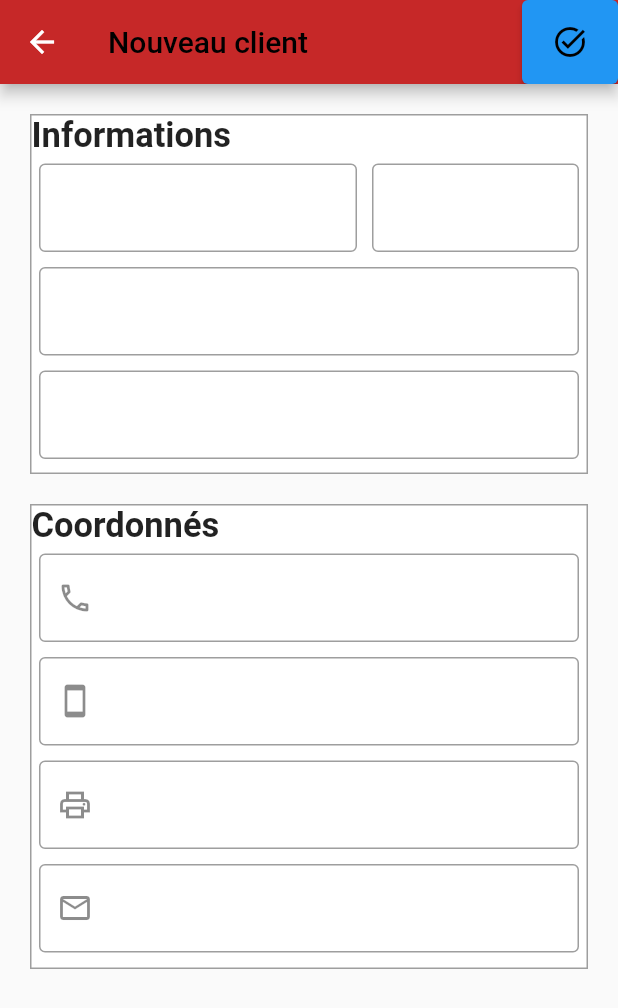
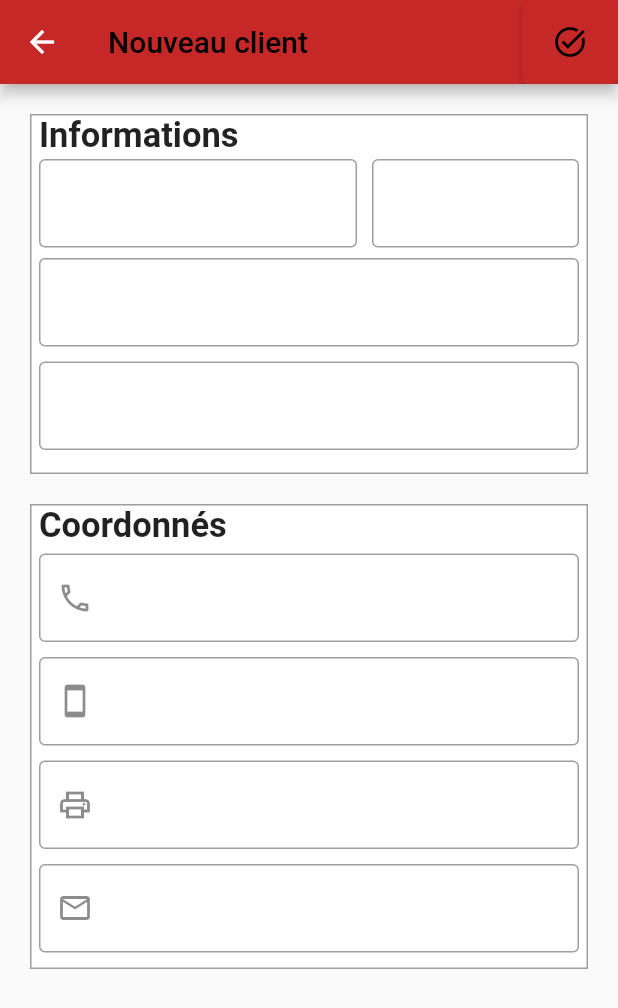
Before and after one commit to Amaukill/gestionnaire_de_client, a Flutter app: the FormClient screen opened by its route, on a phone screen of 412 x 824 dp. Shown: the top 1008 px of the screen. Run offline on Flutter 3.47's test engine with Material 2 defaults, Android fonts, the phone set to English and light mode, and no system bars; our stand-ins replace get.

Commit message:
Update formulaire.dart

```diff
--- a/lib/contact/details/formulaire.dart
+++ b/lib/contact/details/formulaire.dart
@@ -26,6 +26,9 @@ class FormClient extends StatelessWidget {
         backgroundColor: Colors.red.shade800,
         actions: <Widget>[
           ElevatedButton(
+            style: ElevatedButton.styleFrom(
+              primary: Colors.red.shade800,
+            ),
             child: const Icon(
               Icons.task_alt_outlined,
               color: Colors.black,
@@ -43,7 +46,8 @@ class FormClient extends StatelessWidget {
           ),
         ],
       ),
-      body: Form(
+      body: SingleChildScrollView(
+        child: Form(
           key: _formKey,
           child: Column(
             children: [
@@ -62,10 +66,13 @@ class FormClient extends StatelessWidget {
                   child: Column(
                     crossAxisAlignment: CrossAxisAlignment.start,
                     children: [
-                    const Text(
+                      const Padding(
+                        padding: EdgeInsets.only(left: 5),
+                        child: Text(
                           'Informations',
-                      style:
-                          TextStyle(fontWeight: FontWeight.bold, fontSize: 23),
+                          style: TextStyle(
+                              fontWeight: FontWeight.bold, fontSize: 23),
+                        ),
                       ),
                       Row(
                         children: <Widget>[
@@ -73,9 +80,11 @@ class FormClient extends StatelessWidget {
                             flex: 6,
                             child: Padding(
                               padding: const EdgeInsets.symmetric(
-                                horizontal: 5, vertical: 5),
+                                  horizontal: 5, vertical: 2),
                               child: TextFormField(
                                 decoration: InputDecoration(
+                                  errorStyle: const TextStyle(
+                                      fontSize: 12, height: 0.2),
                                   border: const OutlineInputBorder(),
                                   hintText: client.lastName,
                                 ),
@@ -97,9 +106,11 @@ class FormClient extends StatelessWidget {
                             flex: 4,
                             child: Padding(
                               padding: const EdgeInsets.symmetric(
-                                horizontal: 5, vertical: 5),
+                                  horizontal: 5, vertical: 2),
                               child: TextFormField(
                                 decoration: InputDecoration(
+                                  errorStyle: const TextStyle(
+                                      fontSize: 12, height: 0.2),
                                   border: const OutlineInputBorder(),
                                   hintText: client.firstName,
                                 ),
@@ -127,7 +138,8 @@ class FormClient extends StatelessWidget {
                               border: const OutlineInputBorder(),
                               hintText: client.societe,
                             ),
-                          onSaved: (societe) => client.societe = societe ?? "",
+                            onSaved: (societe) =>
+                                client.societe = societe ?? "",
                             validator: (String? value) {
                               if (value != null && value != "Société") {
                                 client.societe = value;
@@ -170,10 +182,13 @@ class FormClient extends StatelessWidget {
                   child: Column(
                     crossAxisAlignment: CrossAxisAlignment.start,
                     children: [
-                    const Text(
+                      const Padding(
+                        padding: EdgeInsets.only(left: 5),
+                        child: Text(
                           'Coordonnés',
-                      style:
-                          TextStyle(fontWeight: FontWeight.bold, fontSize: 23),
+                          style: TextStyle(
+                              fontWeight: FontWeight.bold, fontSize: 23),
+                        ),
                       ),
                       Padding(
                         padding: const EdgeInsets.symmetric(
@@ -249,7 +264,8 @@ class FormClient extends StatelessWidget {
                             validator: (String? value) {
                               if (value != null && value != "Email") {
                                 client.email = value;
-                            } else if (value != null && !value.contains('@')) {
+                              } else if (value != null &&
+                                  !value.contains('@')) {
                                 return "L'email doit contenir un @";
                               }
                               return null;
@@ -262,6 +278,7 @@ class FormClient extends StatelessWidget {
             ],
           ),
         ),
+      ),
     );
   }
 }
```
Lines whose indentation alone changed are shown as unchanged.
